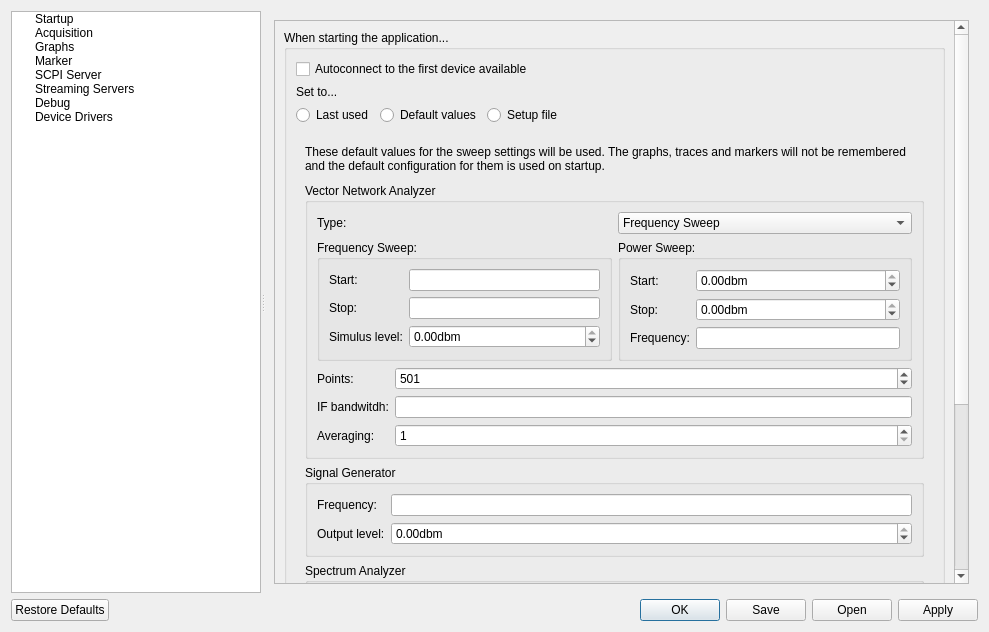
jankae/LibreVNA, file Software/PC_Application/LibreVNA-GUI/preferencesdialog.ui: the form before one commit.
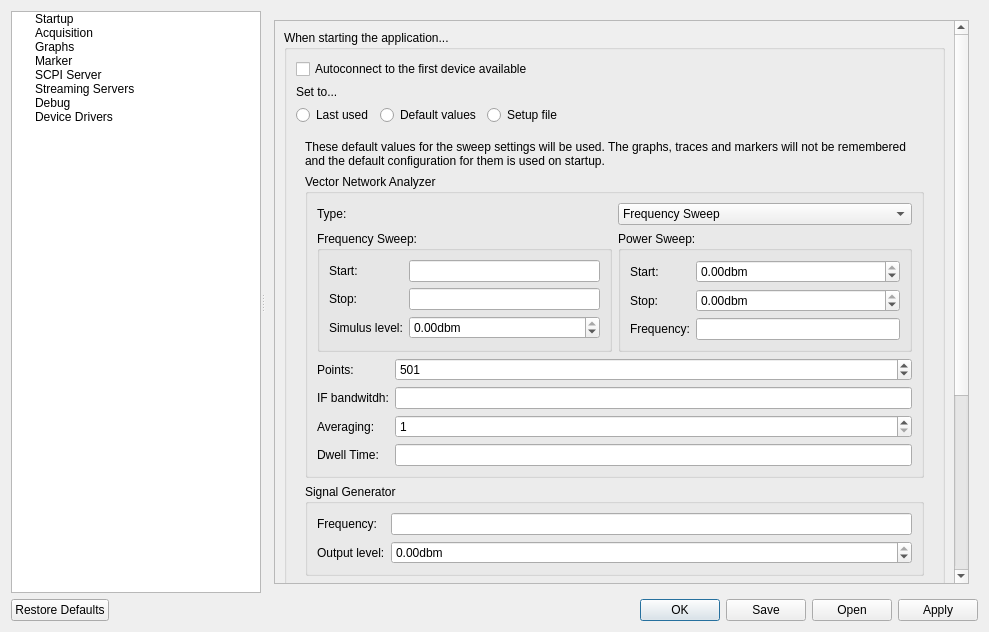
The form after the commit. The open tabs and pages were chosen to show the change. Custom widgets are drawn as their Qt base class.

Commit message:
Working dwell time feature
- Bugfixes:
	- improve SPI timing in FPGA
	- fix markers and reduce CPU load when using markers with fast traces
- New features:
	- dwell time configurable in acquisition toolbar
	- PLL settling delay in device configuration
	- device configuration persistent across power cycles

What changed in the file:
```diff
--- a/Software/PC_Application/LibreVNA-GUI/preferencesdialog.ui
+++ b/Software/PC_Application/LibreVNA-GUI/preferencesdialog.ui
@@ -111,9 +111,9 @@
            <property name="geometry">
             <rect>
              <x>0</x>
-             <y>-206</y>
-             <width>679</width>
-             <height>836</height>
+             <y>0</y>
+             <width>683</width>
+             <height>928</height>
             </rect>
            </property>
            <layout class="QVBoxLayout" name="verticalLayout_13">
@@ -493,6 +493,16 @@
                             </property>
                            </widget>
                           </item>
+                          <item row="3" column="0">
+                           <widget class="QLabel" name="label_63">
+                            <property name="text">
+                             <string>Dwell Time:</string>
+                            </property>
+                           </widget>
+                          </item>
+                          <item row="3" column="1">
+                           <widget class="SIUnitEdit" name="StartupSweepDwellTime"/>
+                          </item>
                          </layout>
                         </item>
                        </layout>
```
Left out of the diff: 70 changed lines with no effect on the pictures. The commit also changes 34 other files.
